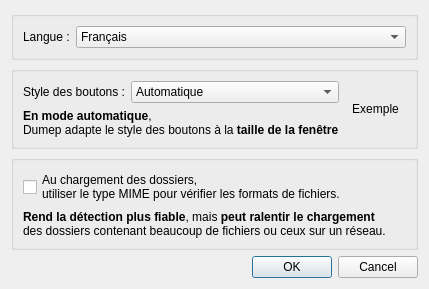
Before: the Qt Designer form src/params.ui in RxLaboratory/Dumep, drawn with Qt 5.
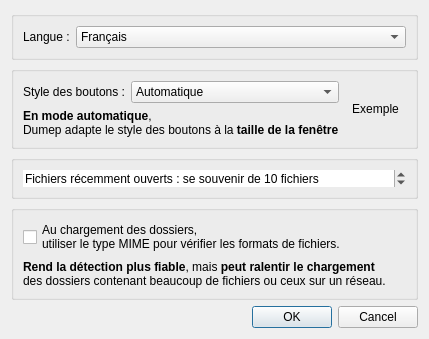
After: the same form once the commit is applied. Icons and pictures are not drawn.

What changed in the file:
```diff
--- a/src/params.ui
+++ b/src/params.ui
@@ -7,7 +7,7 @@
     <x>0</x>
     <y>0</y>
     <width>396</width>
-    <height>274</height>
+    <height>318</height>
    </rect>
   </property>
   <property name="windowTitle">
@@ -149,6 +149,34 @@
      </layout>
     </widget>
    </item>
+   <item>
+    <widget class="QGroupBox" name="groupBox_4">
+     <property name="title">
+      <string/>
+     </property>
+     <property name="flat">
+      <bool>true</bool>
+     </property>
+     <layout class="QHBoxLayout" name="horizontalLayout_3">
+      <item>
+       <widget class="QSpinBox" name="numRecentsSpinner">
+        <property name="frame">
+         <bool>false</bool>
+        </property>
+        <property name="suffix">
+         <string> fichiers</string>
+        </property>
+        <property name="prefix">
+         <string>Fichiers récemment ouverts : se souvenir de </string>
+        </property>
+        <property name="value">
+         <number>10</number>
+        </property>
+       </widget>
+      </item>
+     </layout>
+    </widget>
+   </item>
    <item>
     <widget class="QGroupBox" name="groupBox_2">
      <property name="title">
```
